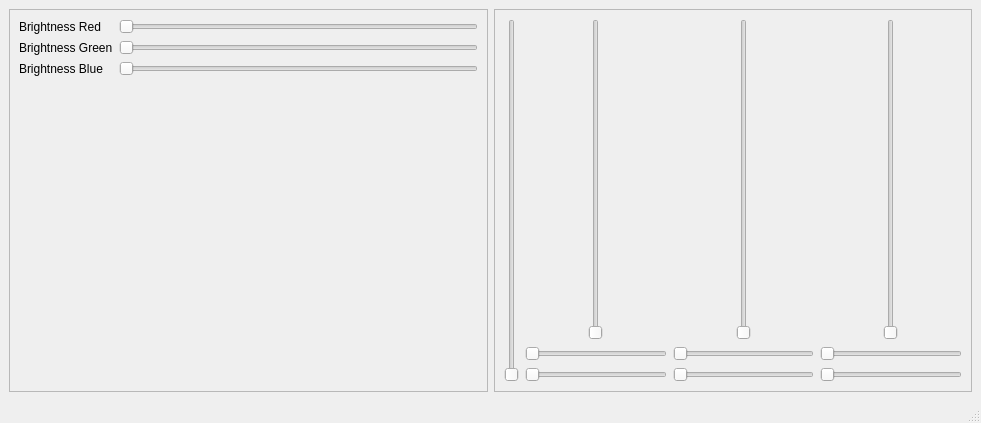
Qt form src/gui/mainwindow.ui (bartromgens/ledstripstudio) before a commit.
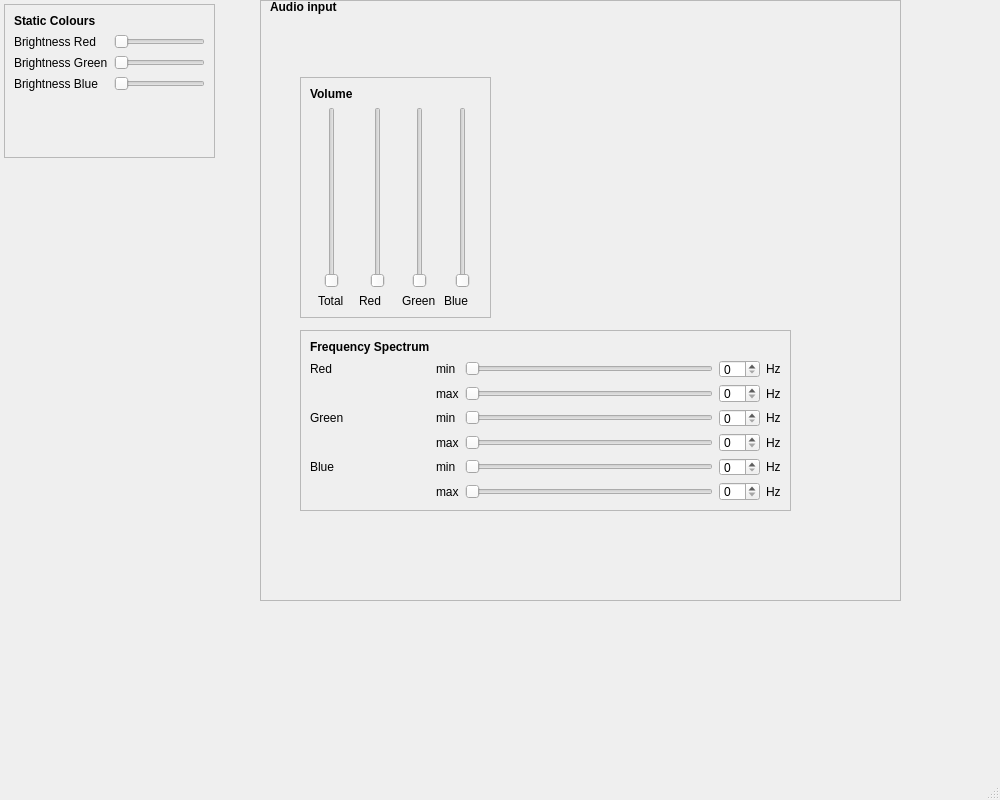
The same form after that commit.

Diff of the .ui file:
```diff
--- a/src/gui/mainwindow.ui
+++ b/src/gui/mainwindow.ui
@@ -6,17 +6,23 @@
    <rect>
     <x>0</x>
     <y>0</y>
-    <width>981</width>
-    <height>423</height>
+    <width>1000</width>
+    <height>800</height>
    </rect>
   </property>
   <property name="windowTitle">
    <string>MainWindow</string>
   </property>
   <widget class="QWidget" name="centralwidget">
-   <layout class="QGridLayout" name="gridLayout_3">
-    <item row="0" column="0">
      <widget class="QFrame" name="frame">
+    <property name="geometry">
+     <rect>
+      <x>4</x>
+      <y>4</y>
+      <width>211</width>
+      <height>154</height>
+     </rect>
+    </property>
       <property name="frameShape">
        <enum>QFrame::StyledPanel</enum>
       </property>
@@ -24,21 +30,21 @@
        <enum>QFrame::Raised</enum>
       </property>
       <layout class="QGridLayout" name="gridLayout_2">
-       <item row="1" column="0">
+     <item row="2" column="0">
         <widget class="QLabel" name="brightnessGreenLabel">
          <property name="text">
           <string>Brightness Green</string>
          </property>
         </widget>
        </item>
-       <item row="0" column="0">
+     <item row="1" column="0">
         <widget class="QLabel" name="brightnessRedLabel">
          <property name="text">
           <string>Brightness Red</string>
          </property>
         </widget>
        </item>
-       <item row="2" column="1">
+     <item row="3" column="1">
         <widget class="QSlider" name="brightnessBlueHorizontalSlider">
          <property name="minimum">
           <number>0</number>
@@ -51,7 +57,7 @@
          </property>
         </widget>
        </item>
-       <item row="1" column="1">
+     <item row="2" column="1">
         <widget class="QSlider" name="brightnessGreenHorizontalSlider">
          <property name="minimum">
           <number>0</number>
@@ -64,7 +70,7 @@
          </property>
         </widget>
        </item>
-       <item row="0" column="1">
+     <item row="1" column="1">
         <widget class="QSlider" name="brightnessRedHorizontalSlider">
          <property name="minimum">
           <number>0</number>
@@ -77,14 +83,14 @@
          </property>
         </widget>
        </item>
-       <item row="2" column="0">
+     <item row="3" column="0">
         <widget class="QLabel" name="brightnessBlueLabel">
          <property name="text">
           <string>Brightness Blue</string>
          </property>
         </widget>
        </item>
-       <item row="3" column="1">
+     <item row="4" column="1">
         <spacer name="verticalSpacer">
          <property name="orientation">
           <enum>Qt::Vertical</enum>
@@ -97,11 +103,39 @@
          </property>
         </spacer>
        </item>
-      </layout>
-     </widget>
-    </item>
-    <item row="0" column="1">
+     <item row="0" column="0">
+      <widget class="QLabel" name="label_8">
+       <property name="text">
+        <string>&lt;html&gt;&lt;head/&gt;&lt;body&gt;&lt;p&gt;&lt;span style=&quot; font-weight:600;&quot;&gt;Static Colours&lt;/span&gt;&lt;/p&gt;&lt;/body&gt;&lt;/html&gt;</string>
+       </property>
+      </widget>
+     </item>
+    </layout>
+   </widget>
+   <widget class="QFrame" name="frame_3">
+    <property name="geometry">
+     <rect>
+      <x>260</x>
+      <y>0</y>
+      <width>641</width>
+      <height>601</height>
+     </rect>
+    </property>
+    <property name="frameShape">
+     <enum>QFrame::StyledPanel</enum>
+    </property>
+    <property name="frameShadow">
+     <enum>QFrame::Raised</enum>
+    </property>
      <widget class="QFrame" name="frame_2">
+     <property name="geometry">
+      <rect>
+       <x>40</x>
+       <y>77</y>
+       <width>191</width>
+       <height>241</height>
+      </rect>
+     </property>
       <property name="frameShape">
        <enum>QFrame::StyledPanel</enum>
       </property>
@@ -109,80 +143,275 @@
        <enum>QFrame::Raised</enum>
       </property>
       <layout class="QGridLayout" name="gridLayout">
-       <item row="0" column="3" alignment="Qt::AlignHCenter">
+      <item row="2" column="3" alignment="Qt::AlignHCenter">
+       <widget class="QSlider" name="verticalSlider_2">
+        <property name="orientation">
+         <enum>Qt::Vertical</enum>
+        </property>
+       </widget>
+      </item>
+      <item row="2" column="0" alignment="Qt::AlignHCenter">
+       <widget class="QSlider" name="verticalSlider_7">
+        <property name="orientation">
+         <enum>Qt::Vertical</enum>
+        </property>
+       </widget>
+      </item>
+      <item row="2" column="4" alignment="Qt::AlignHCenter">
         <widget class="QSlider" name="verticalSlider_3">
          <property name="orientation">
           <enum>Qt::Vertical</enum>
          </property>
         </widget>
        </item>
-       <item row="2" column="3">
-        <widget class="QSlider" name="horizontalSlider_6">
-         <property name="orientation">
-          <enum>Qt::Horizontal</enum>
-         </property>
-        </widget>
-       </item>
-       <item row="0" column="1" alignment="Qt::AlignHCenter">
+      <item row="2" column="2" alignment="Qt::AlignHCenter">
         <widget class="QSlider" name="verticalSlider">
          <property name="orientation">
           <enum>Qt::Vertical</enum>
          </property>
         </widget>
        </item>
-       <item row="1" column="3">
+      <item row="0" column="0">
+       <widget class="QLabel" name="label_17">
+        <property name="text">
+         <string>&lt;html&gt;&lt;head/&gt;&lt;body&gt;&lt;p&gt;&lt;span style=&quot; font-weight:600;&quot;&gt;Volume&lt;/span&gt;&lt;/p&gt;&lt;/body&gt;&lt;/html&gt;</string>
+        </property>
+       </widget>
+      </item>
+      <item row="3" column="2">
+       <widget class="QLabel" name="label">
+        <property name="text">
+         <string>Red</string>
+        </property>
+       </widget>
+      </item>
+      <item row="3" column="3">
+       <widget class="QLabel" name="label_2">
+        <property name="text">
+         <string>Green</string>
+        </property>
+       </widget>
+      </item>
+      <item row="3" column="4">
+       <widget class="QLabel" name="label_3">
+        <property name="text">
+         <string>Blue</string>
+        </property>
+       </widget>
+      </item>
+      <item row="3" column="0" alignment="Qt::AlignHCenter">
+       <widget class="QLabel" name="label_4">
+        <property name="text">
+         <string>Total</string>
+        </property>
+       </widget>
+      </item>
+     </layout>
+    </widget>
+    <widget class="QFrame" name="frame_4">
+     <property name="geometry">
+      <rect>
+       <x>40</x>
+       <y>330</y>
+       <width>491</width>
+       <height>181</height>
+      </rect>
+     </property>
+     <property name="frameShape">
+      <enum>QFrame::StyledPanel</enum>
+     </property>
+     <property name="frameShadow">
+      <enum>QFrame::Raised</enum>
+     </property>
+     <layout class="QGridLayout" name="gridLayout_3">
+      <item row="5" column="2">
         <widget class="QSlider" name="horizontalSlider_5">
          <property name="orientation">
           <enum>Qt::Horizontal</enum>
          </property>
         </widget>
        </item>
-       <item row="1" column="2">
-        <widget class="QSlider" name="horizontalSlider_4">
-         <property name="orientation">
-          <enum>Qt::Horizontal</enum>
-         </property>
-        </widget>
-       </item>
-       <item row="1" column="1">
-        <widget class="QSlider" name="horizontalSlider_2">
-         <property name="orientation">
-          <enum>Qt::Horizontal</enum>
-         </property>
-        </widget>
-       </item>
-       <item row="2" column="1">
-        <widget class="QSlider" name="horizontalSlider">
-         <property name="orientation">
-          <enum>Qt::Horizontal</enum>
-         </property>
-        </widget>
-       </item>
        <item row="2" column="2">
+       <widget class="QSlider" name="horizontalSlider_2">
+        <property name="orientation">
+         <enum>Qt::Horizontal</enum>
+        </property>
+       </widget>
+      </item>
+      <item row="1" column="1">
+       <widget class="QLabel" name="label_6">
+        <property name="text">
+         <string>min</string>
+        </property>
+       </widget>
+      </item>
+      <item row="5" column="1">
+       <widget class="QLabel" name="label_11">
+        <property name="text">
+         <string>min</string>
+        </property>
+       </widget>
+      </item>
+      <item row="3" column="0">
+       <widget class="QLabel" name="label_14">
+        <property name="text">
+         <string>Green</string>
+        </property>
+       </widget>
+      </item>
+      <item row="1" column="0">
+       <widget class="QLabel" name="label_13">
+        <property name="text">
+         <string>Red</string>
+        </property>
+       </widget>
+      </item>
+      <item row="5" column="0">
+       <widget class="QLabel" name="label_15">
+        <property name="text">
+         <string>Blue</string>
+        </property>
+       </widget>
+      </item>
+      <item row="3" column="3">
+       <widget class="QSpinBox" name="spinBox_3"/>
+      </item>
+      <item row="6" column="1">
+       <widget class="QLabel" name="label_12">
+        <property name="text">
+         <string>max</string>
+        </property>
+       </widget>
+      </item>
+      <item row="6" column="2">
+       <widget class="QSlider" name="horizontalSlider_6">
+        <property name="orientation">
+         <enum>Qt::Horizontal</enum>
+        </property>
+       </widget>
+      </item>
+      <item row="4" column="2">
         <widget class="QSlider" name="horizontalSlider_3">
          <property name="orientation">
           <enum>Qt::Horizontal</enum>
          </property>
         </widget>
        </item>
-       <item row="0" column="2" alignment="Qt::AlignHCenter">
-        <widget class="QSlider" name="verticalSlider_2">
+      <item row="3" column="2">
+       <widget class="QSlider" name="horizontalSlider_4">
          <property name="orientation">
-          <enum>Qt::Vertical</enum>
+         <enum>Qt::Horizontal</enum>
          </property>
         </widget>
        </item>
-       <item row="0" column="0" rowspan="3">
-        <widget class="QSlider" name="verticalSlider_7">
+      <item row="1" column="2">
+       <widget class="QSlider" name="horizontalSlider">
          <property name="orientation">
-          <enum>Qt::Vertical</enum>
+         <enum>Qt::Horizontal</enum>
          </property>
         </widget>
        </item>
-      </layout>
-     </widget>
-    </item>
-   </layout>
+      <item row="3" column="1">
+       <widget class="QLabel" name="label_9">
+        <property name="text">
+         <string>min</string>
+        </property>
+       </widget>
+      </item>
+      <item row="6" column="3">
+       <widget class="QSpinBox" name="spinBox_6"/>
+      </item>
+      <item row="0" column="0">
+       <widget class="QLabel" name="label_16">
+        <property name="text">
+         <string>&lt;html&gt;&lt;head/&gt;&lt;body&gt;&lt;p&gt;&lt;span style=&quot; font-weight:600;&quot;&gt;Frequency Spectrum&lt;/span&gt;&lt;/p&gt;&lt;/body&gt;&lt;/html&gt;</string>
+        </property>
+       </widget>
+      </item>
+      <item row="2" column="1">
+       <widget class="QLabel" name="label_5">
+        <property name="text">
+         <string>max</string>
+        </property>
+       </widget>
+      </item>
+      <item row="4" column="3">
+       <widget class="QSpinBox" name="spinBox_4"/>
+      </item>
+      <item row="1" column="3">
+       <widget class="QSpinBox" name="spinBox"/>
+      </item>
+      <item row="4" column="1">
+       <widget class="QLabel" name="label_10">
+        <property name="text">
+         <string>max</string>
+        </property>
+       </widget>
+      </item>
+      <item row="2" column="3">
+       <widget class="QSpinBox" name="spinBox_2"/>
+      </item>
+      <item row="5" column="3">
+       <widget class="QSpinBox" name="spinBox_5"/>
+      </item>
+      <item row="1" column="4">
+       <widget class="QLabel" name="label_18">
+        <property name="text">
+         <string>Hz</string>
+        </property>
+       </widget>
+      </item>
+      <item row="2" column="4">
+       <widget class="QLabel" name="label_19">
+        <property name="text">
+         <string>Hz</string>
+        </property>
+       </widget>
+      </item>
+      <item row="3" column="4">
+       <widget class="QLabel" name="label_20">
+        <property name="text">
+         <string>Hz</string>
+        </property>
+       </widget>
+      </item>
+      <item row="4" column="4">
+       <widget class="QLabel" name="label_21">
+        <property name="text">
+         <string>Hz</string>
+        </property>
+       </widget>
+      </item>
+      <item row="5" column="4">
+       <widget class="QLabel" name="label_22">
+        <property name="text">
+         <string>Hz</string>
+        </property>
+       </widget>
+      </item>
+      <item row="6" column="4">
+       <widget class="QLabel" name="label_23">
+        <property name="text">
+         <string>Hz</string>
+        </property>
+       </widget>
+      </item>
+     </layout>
+    </widget>
+    <widget class="QLabel" name="label_7">
+     <property name="geometry">
+      <rect>
+       <x>10</x>
+       <y>0</y>
+       <width>81</width>
+       <height>15</height>
+      </rect>
+     </property>
+     <property name="text">
+      <string>&lt;html&gt;&lt;head/&gt;&lt;body&gt;&lt;p&gt;&lt;span style=&quot; font-weight:600;&quot;&gt;Audio input&lt;/span&gt;&lt;/p&gt;&lt;/body&gt;&lt;/html&gt;</string>
+     </property>
+    </widget>
+   </widget>
   </widget>
   <widget class="QMenuBar" name="menubar">
    <property name="geometry">
```
Left out of the diff: 2 changed lines with no effect on the pictures. Lines whose indentation alone changed are shown as unchanged.
